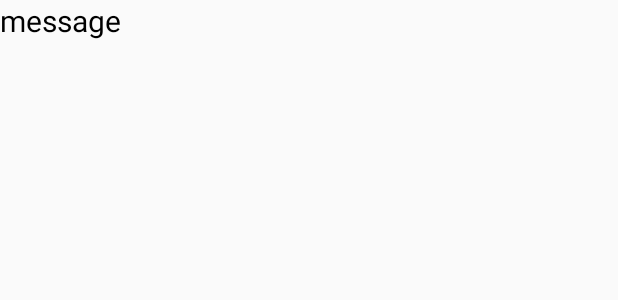
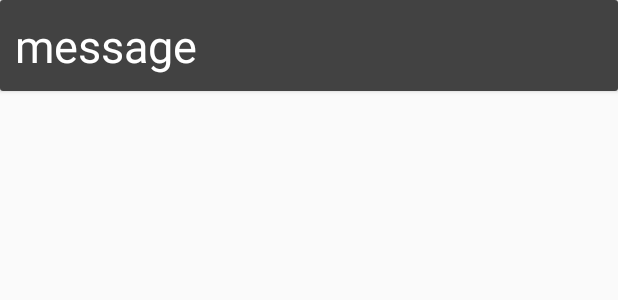
Before and after one commit to Ger-g/Conversational-Chatbot, an Android app: the layout individual_row.xml on its own in the app's theme, with its tools: preview values and no code run, on a phone screen of 412 x 824 dp. Shown: the top 300 px of the screen. Run offline under Robolectric (Android 15) with nearby library versions, the phone set to English and light mode, and no system bars.

Commit message:
Android app styling

```diff
--- a/ChatbotCompanionApp/app/src/main/java/sibai1nk/cps496a/cmich/edu/chatbotcompanionapp/MainActivity.java
+++ b/ChatbotCompanionApp/app/src/main/java/sibai1nk/cps496a/cmich/edu/chatbotcompanionapp/MainActivity.java
@@ -47,6 +47,7 @@ public class MainActivity extends AppCompatActivity {
         recyclerView.setAdapter(recyclerAdapter);
     }
 
+
     public static class ResponseViewHolder extends RecyclerView.ViewHolder {
         View mView;
         TextView textView_content;
--- a/ChatbotCompanionApp/app/src/main/res/layout/activity_main.xml
+++ b/ChatbotCompanionApp/app/src/main/res/layout/activity_main.xml
@@ -1,8 +1,8 @@
 <?xml version="1.0" encoding="utf-8"?>
 <RelativeLayout xmlns:android="http://schemas.android.com/apk/res/android"
     android:id="@+id/activity_main"
-    android:layout_width="match_parent"
-    android:layout_height="match_parent">
+    android:layout_width="wrap_content"
+    android:layout_height="wrap_content">
 
     <android.support.v7.widget.RecyclerView
         android:id="@+id/recyclerview"
--- a/ChatbotCompanionApp/app/src/main/res/layout/individual_row.xml
+++ b/ChatbotCompanionApp/app/src/main/res/layout/individual_row.xml
@@ -1,18 +1,18 @@
 <?xml version="1.0" encoding="utf-8"?>
-<LinearLayout xmlns:android="http://schemas.android.com/apk/res/android"
+<android.support.v7.widget.CardView xmlns:android="http://schemas.android.com/apk/res/android"
     android:layout_width="match_parent"
-    android:layout_height="200dp">
+    android:layout_height="wrap_content">
 
     <TextView
         android:id="@+id/message"
         android:layout_width="match_parent"
         android:layout_height="match_parent"
-        android:lineSpacingExtra="10sp"
+        android:lineSpacingExtra="15sp"
+        android:textAlignment="textStart"
         android:text="message"
-        android:textAlignment="textStart"
-        android:textAllCaps="false"
         android:textAppearance="@style/TextAppearance.AppCompat.Body1"
-        android:textColor="@android:color/black"
-        android:textSize="20sp" />
-
-</LinearLayout>
+        android:textColor="@android:color/white"
+        android:textSize="30sp"
+        android:background="@color/cardview_dark_background"
+        android:padding="10dp"/>
+</android.support.v7.widget.CardView>
```
